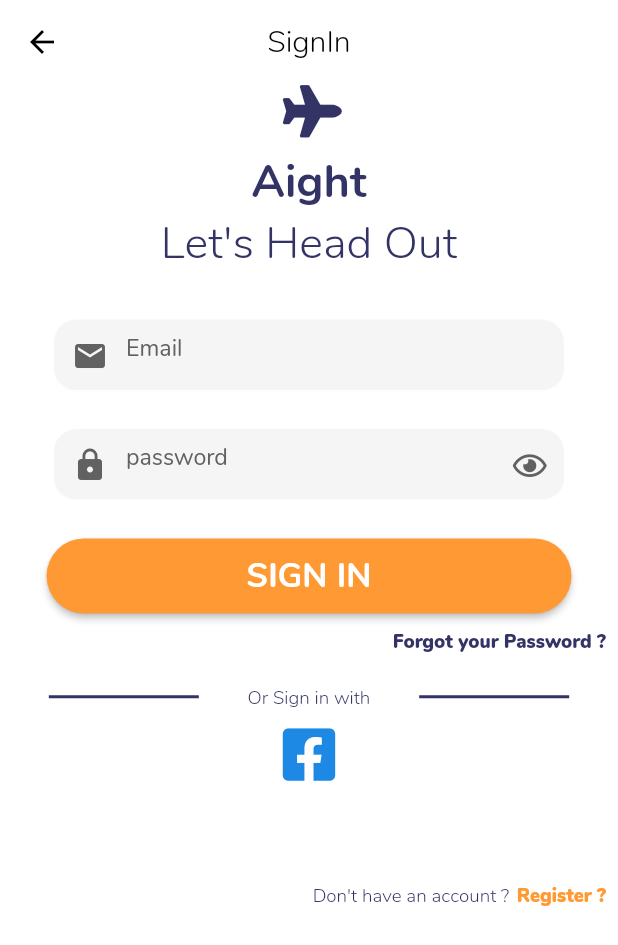
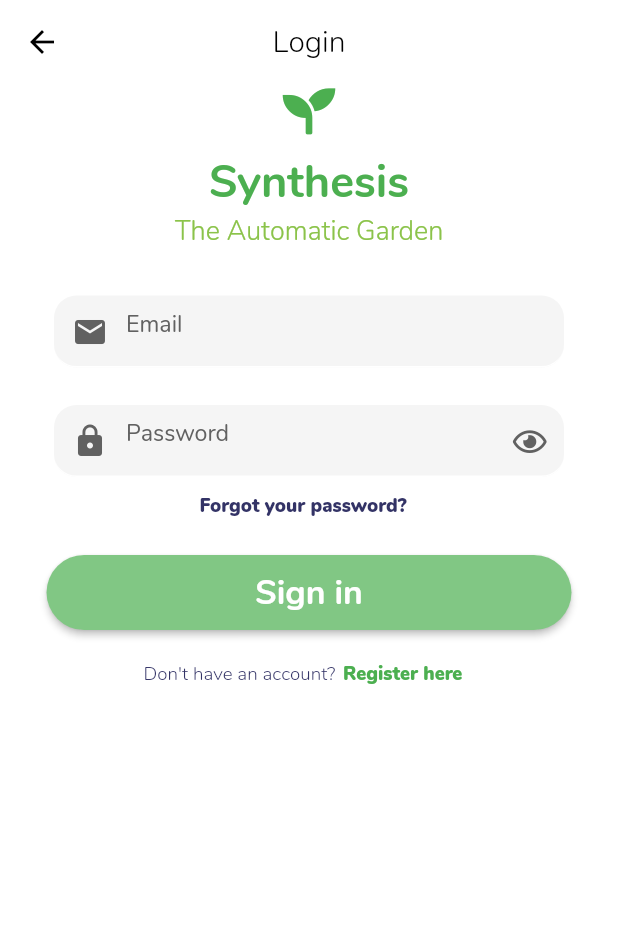
Before and after one commit to tanj299/synthesis, a Flutter app: the SignInPage screen opened directly, on a phone screen of 412 x 824 dp. Shown: the top 945 px of the screen. Run offline on Flutter 3.47's test engine with Material 2 defaults, Android fonts, the phone set to English and light mode, and no system bars; our stand-ins replace animated_text_kit, bottom_navy_bar, font_awesome_flutter.

Commit message:
Flutter app: Designed splash screen, login page, register page

```diff
--- a/flutter-app/lib/Screens/RegistrationScreen.dart
+++ b/flutter-app/lib/Screens/RegistrationScreen.dart
@@ -35,8 +35,11 @@ class _RegistrationScreenState extends State<RegistrationScreen> {
             size: 35,
           ),
           SizedBox(height: 10),
-          BoldText("Aight", 30.0, kdarkBlue),
-          NormalText("Let's Head Out", kdarkBlue, 30.0),
+          BoldText("Synthesis", 30.0, Colors.green),
+          NormalText("The Automatic Garden", Colors.lightGreen, 18.0),
+          SizedBox(
+            height: 30,
+          ),
           SizedBox(
             height: 20,
           ),
@@ -65,37 +68,37 @@ class _RegistrationScreenState extends State<RegistrationScreen> {
                   SizedBox(
                     height: 20,
                   ),
+                  // Row(
+                  //   mainAxisAlignment: MainAxisAlignment.spaceEvenly,
+                  //   children: <Widget>[
+                  //     Container(
+                  //       height: 2,
+                  //       width: 100,
+                  //       color: kdarkBlue,
+                  //     ),
+                  //     NormalText("Or Sign in with", kdarkBlue, 12.5),
+                  //     Container(
+                  //       height: 2,
+                  //       width: 100,
+                  //       color: kdarkBlue,
+                  //     ),
+                  //   ],
+                  // ),
+                  // SizedBox(
+                  //   height: 10,
+                  // ),
+                  // Icon(
+                  //   FontAwesomeIcons.facebookSquare,
+                  //   color: Colors.blue.shade600,
+                  //   size: 40.0,
+                  // ),
+                  // SizedBox(
+                  //   height: 15,
+                  // ),
                   Row(
-                    mainAxisAlignment: MainAxisAlignment.spaceEvenly,
+                    mainAxisAlignment: MainAxisAlignment.center,
                     children: <Widget>[
-                      Container(
-                        height: 2,
-                        width: 100,
-                        color: kdarkBlue,
-                      ),
-                      NormalText("Or Sign in with", kdarkBlue, 12.5),
-                      Container(
-                        height: 2,
-                        width: 100,
-                        color: kdarkBlue,
-                      ),
-                    ],
-                  ),
-                  SizedBox(
-                    height: 10,
-                  ),
-                  Icon(
-                    FontAwesomeIcons.facebookSquare,
-                    color: Colors.blue.shade600,
-                    size: 40.0,
-                  ),
-                  SizedBox(
-                    height: 15,
-                  ),
-                  Row(
-                    mainAxisAlignment: MainAxisAlignment.end,
-                    children: <Widget>[
-                      NormalText("Have an account ?", kdarkBlue, 12.5),
+                      NormalText("Have an account?", kdarkBlue, 12.5),
                       SizedBox(
                         width: 5,
                       ),
@@ -109,7 +112,7 @@ class _RegistrationScreenState extends State<RegistrationScreen> {
                         },
                         child: Padding(
                           padding: EdgeInsets.only(right: 8.0,),
-                          child: BoldText.veryBold("Sign In ?", 12.5, korange,true),
+                          child: BoldText.veryBold("Sign in here", 12.5, Colors.green,true),
                         ),
                       ),
                     ],
--- a/flutter-app/lib/Screens/SignInPage.dart
+++ b/flutter-app/lib/Screens/SignInPage.dart
@@ -23,7 +23,7 @@ class _SignInPageState extends State<SignInPage> {
       appBar: AppBar(
         elevation: 0.0,
         centerTitle: true,
-        title: NormalText("SignIn", kblack, 20.0),
+        title: NormalText("Login", kblack, 20.0),
         backgroundColor: kwhite,
         iconTheme: IconThemeData(
           color: Colors.black,
@@ -34,13 +34,13 @@ class _SignInPageState extends State<SignInPage> {
           child: Column(
             children: <Widget>[
               Icon(
-                FontAwesomeIcons.plane,
-                color: kdarkBlue,
+                FontAwesomeIcons.seedling,
+                color: Colors.green,
                 size: 35,
               ),
               SizedBox(height: 10),
-              BoldText("Aight", 30.0, kdarkBlue),
-              NormalText("Let's Head Out", kdarkBlue, 30.0),
+              BoldText("Synthesis", 30.0, Colors.green),
+              NormalText("The Automatic Garden", Colors.lightGreen, 18.0),
               SizedBox(
                 height: 30,
               ),
@@ -53,57 +53,57 @@ class _SignInPageState extends State<SignInPage> {
                 child: PasswordForm(),
               ),
               SizedBox(
+                height: 10,
+              ),
+              Align(
+                  alignment: Alignment.topCenter,
+                  child: Padding(
+                    padding: EdgeInsets.only(right: 8.0),
+                    child: BoldText.veryBold(
+                        "Forgot your password?", 12.5, kdarkBlue, true),
+                  )),
+              SizedBox(
                 height: 25,
               ),
-              WideButton.bold("SIGN IN", () {
+              WideButton.bold("Sign in", () {
                 Navigator.push(context, MaterialPageRoute(builder: (_) {
                   return Home();
                 }));
               }, true),
               SizedBox(
-                height: 10,
-              ),
-              Align(
-                  alignment: Alignment.topRight,
-                  child: Padding(
-                    padding: EdgeInsets.only(right: 8.0),
-                    child: BoldText.veryBold(
-                        "Forgot your Password ?", 12.5, kdarkBlue, true),
-                  )),
-              SizedBox(
                 height: 20,
               ),
+              // Row(
+              //   mainAxisAlignment: MainAxisAlignment.spaceEvenly,
+              //   children: <Widget>[
+              //     Container(
+              //       height: 2,
+              //       width: 100,
+              //       color: kdarkBlue,
+              //     ),
+              //     NormalText("Or Sign in with", kdarkBlue, 12.5),
+              //     Container(
+              //       height: 2,
+              //       width: 100,
+              //       color: kdarkBlue,
+              //     ),
+              //   ],
+              // ),
+              // SizedBox(
+              //   height: 10,
+              // ),
+              // Icon(
+              //   FontAwesomeIcons.facebookSquare,
+              //   color: Colors.blue.shade600,
+              //   size: 40.0,
+              // ),
+              // SizedBox(
+              //   height: 65,
+              // ),
               Row(
-                mainAxisAlignment: MainAxisAlignment.spaceEvenly,
+                mainAxisAlignment: MainAxisAlignment.center,
                 children: <Widget>[
-                  Container(
-                    height: 2,
-                    width: 100,
-                    color: kdarkBlue,
-                  ),
-                  NormalText("Or Sign in with", kdarkBlue, 12.5),
-                  Container(
-                    height: 2,
-                    width: 100,
-                    color: kdarkBlue,
-                  ),
-                ],
-              ),
-              SizedBox(
-                height: 10,
-              ),
-              Icon(
-                FontAwesomeIcons.facebookSquare,
-                color: Colors.blue.shade600,
-                size: 40.0,
-              ),
-              SizedBox(
-                height: 65,
-              ),
-              Row(
-                mainAxisAlignment: MainAxisAlignment.end,
-                children: <Widget>[
-                  NormalText("Don't have an account ?", kdarkBlue, 12.5),
+                  NormalText("Don't have an account?", kdarkBlue, 12.5),
                   SizedBox(
                     width: 5,
                   ),
@@ -120,7 +120,7 @@ class _SignInPageState extends State<SignInPage> {
                         right: 8.0,
                       ),
                       child:
-                          BoldText.veryBold("Register ?", 12.5, korange, true),
+                          BoldText.veryBold("Register here", 12.5, Colors.green, true),
                     ),
                   ),
                 ],
--- a/flutter-app/lib/Screens/SplashScreen.dart
+++ b/flutter-app/lib/Screens/SplashScreen.dart
@@ -4,34 +4,40 @@ import 'package:flutter/material.dart';
 import 'package:font_awesome_flutter/font_awesome_flutter.dart';
 import 'package:lets_head_out/utils/TextStyles.dart';
 import 'package:lets_head_out/utils/consts.dart';
+import 'package:lets_head_out/utils/Buttons.dart';
 
-import 'BoardingView/OnBoardingScreen.dart';
+// import 'BoardingView/OnBoardingScreen.dart';
+import 'SignInPage.dart';
+
 class SplashScreen extends StatefulWidget {
   @override
   _SplashScreenState createState() => _SplashScreenState();
 }
 
+// SplashScreen == loading screen before anything is shown
 class _SplashScreenState extends State<SplashScreen> {
   @override
   Widget build(BuildContext context) {
     return Scaffold(
-        backgroundColor: korange,
+        backgroundColor: Colors.green,
         body:Center(
           child: Column(
-
             mainAxisAlignment: MainAxisAlignment.center,
             children: <Widget>[
               Icon(FontAwesomeIcons.plane,color: kwhite,size: 70,),
               SizedBox(height: 50),
-              BoldText("Aight",35.0,kdarkBlue),
+              BoldText("Synthesis",35.0,kdarkBlue),
               TypewriterAnimatedTextKit(
-                text: ["Let's Head Out"],
+                text: ["The Automatic Garden"],
                 textStyle: TextStyle(fontSize: 30.0,color: kwhite,fontFamily: "nunito"),
-
                 speed: Duration(milliseconds: 150),
-              )
-
-
+              ),
+              SizedBox(height: 25),
+              WideButton.bold("Sign in", () {
+                Navigator.push(context, MaterialPageRoute(builder: (_) {
+                  return SignInPage();
+                }));
+              }, true),
             ],
           ),
         )
@@ -39,13 +45,13 @@ class _SplashScreenState extends State<SplashScreen> {
     );
   }
 
-  @override
-  void initState() {
-    super.initState();
-    Future.delayed(Duration(seconds:4 ),(){
-      Navigator.push(context, MaterialPageRoute(builder: (_) {
-        return LandingPage();
-      }));
-    });
-  }
+  // @override
+  // void initState() {
+  //   super.initState();
+  //   Future.delayed(Duration(seconds:4 ),(){
+  //     Navigator.push(context, MaterialPageRoute(builder: (_) {
+  //       return SignInPage();
+  //     }));
+  //   });
+  // }
 }
--- a/flutter-app/lib/main.dart
+++ b/flutter-app/lib/main.dart
@@ -4,5 +4,5 @@ import 'Screens/SplashScreen.dart';
 
 
 void main() =>
-    runApp(MaterialApp(home: SplashScreen(), title: 'Travel App design',),
+    runApp(MaterialApp(home: SplashScreen(), title: 'Synthesis - The Automatic Garden',),
     );
--- a/flutter-app/lib/utils/Buttons.dart
+++ b/flutter-app/lib/utils/Buttons.dart
@@ -18,7 +18,7 @@ class WideButton extends StatelessWidget {
       minWidth: 350.0,
       height: 50.0,
       child: RaisedButton(
-          color: korange,
+          color: Colors.green[300],
           shape: new RoundedRectangleBorder(
               borderRadius: BorderRadius.circular(25)),
           child: isBold? BoldText(text,22.5,kwhite):NormalText(text, kwhite, 22.5),
--- a/flutter-app/lib/utils/forms.dart
+++ b/flutter-app/lib/utils/forms.dart
@@ -43,7 +43,7 @@ class _FormsState extends State<PasswordForm> {
                   ),
             iconSize: 20,
           ),
-          hintText: "password",
+          hintText: "Password",
           hintStyle: TextStyle(fontFamily: "nunito",
               fontWeight: FontWeight.w500, color: kgreyDark, fontSize: 15.5),
           contentPadding:
```
